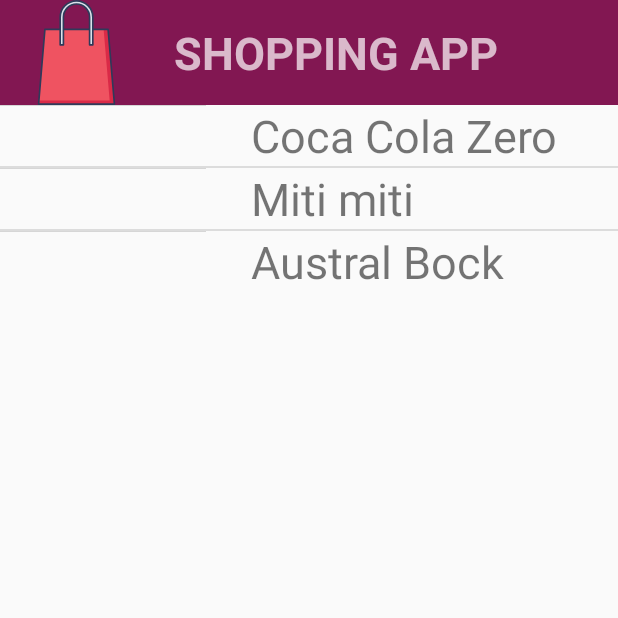
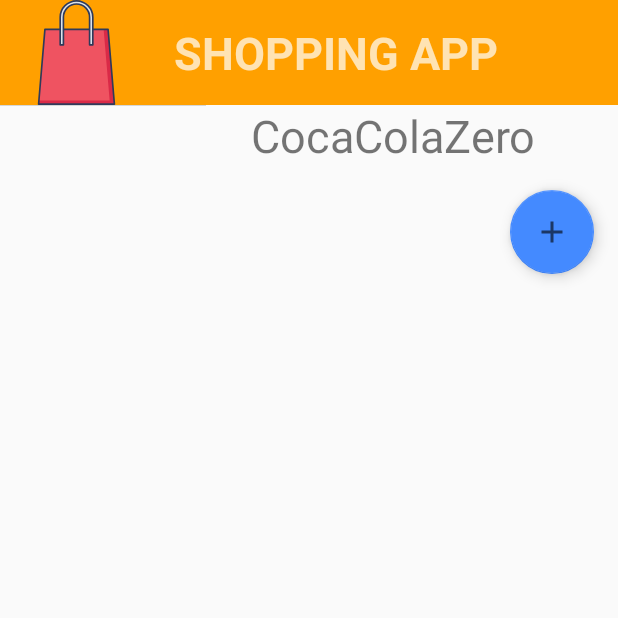
Before and after one commit to gmurgac/carroProd, an Android app: the screen it shows after launch (MainActivity), on a phone screen of 412 x 824 dp, the top half of it. Run offline under Robolectric (Android 15) with nearby library versions, the phone set to English and light mode, and no system bars; our stand-ins replace Picasso; pictures from the network do not load.

Commit message:
Modificaciones
Modificaciones

```diff
--- a/Fuentes/carroProd/app/build.gradle
+++ b/Fuentes/carroProd/app/build.gradle
@@ -27,6 +27,7 @@ dependencies {
     implementation 'androidx.appcompat:appcompat:1.2.0'
     implementation 'androidx.constraintlayout:constraintlayout:2.0.1'
     implementation 'com.squareup.picasso:picasso:2.71828'
+    implementation 'com.google.android.material:material:1.0.0'
     testImplementation 'junit:junit:4.12'
     androidTestImplementation 'androidx.test.ext:junit:1.1.2'
     androidTestImplementation 'androidx.test.espresso:espresso-core:3.3.0'
--- a/Fuentes/carroProd/app/src/main/AndroidManifest.xml
+++ b/Fuentes/carroProd/app/src/main/AndroidManifest.xml
@@ -12,7 +12,8 @@
         android:roundIcon="@mipmap/ic_launcher_round"
         android:supportsRtl="true"
         android:theme="@style/AppTheme">
-        <activity android:name=".ProductoViewActivity"></activity>
+        <activity android:name=".CrearProductoActivity"></activity>
+        <activity android:name=".ProductoViewActivity" />
         <activity android:name=".MainActivity">
             <intent-filter>
                 <action android:name="android.intent.action.MAIN" />
--- a/Fuentes/carroProd/app/src/main/java/cl/inacap/carroprod/MainActivity.java
+++ b/Fuentes/carroProd/app/src/main/java/cl/inacap/carroprod/MainActivity.java
@@ -10,23 +10,26 @@ import android.widget.AdapterView;
 import android.widget.ListView;
 import android.widget.Toast;
 
+import com.google.android.material.floatingactionbutton.FloatingActionButton;
+
 import java.util.List;
 
 import cl.inacap.carroprod.adapters.ProductosListAdapter;
 import cl.inacap.carroprod.dao.ProductosDAO;
 import cl.inacap.carroprod.dao.ProductosDAOLista;
+import cl.inacap.carroprod.dao.ProductosDAOSqLite;
 import cl.inacap.carroprod.dto.Producto;
 
 public class MainActivity extends AppCompatActivity {
     private ListView productosLv;
     private ProductosListAdapter adapter;
     private List<Producto> productos;
-    private ProductosDAO prodDAO = ProductosDAOLista.getInstance();
+    private ProductosDAO prodDAO = new ProductosDAOSqLite(this);
+    private FloatingActionButton agregarBtn;
+
     @Override
-    protected void onCreate(Bundle savedInstanceState) {
-        super.onCreate(savedInstanceState);
-        setContentView(R.layout.activity_main);
-        this.setSupportActionBar((Toolbar) findViewById(R.id.toolbat));
+    protected void onResume(){
+        super.onResume();
         this.productos = this.prodDAO.getAll();
         this.productosLv = findViewById(R.id.productos_lv);
         this.adapter = new ProductosListAdapter(this,R.layout.productos_list,this.productos);
@@ -45,8 +48,23 @@ public class MainActivity extends AppCompatActivity {
                 startActivity(intent);
             }
         });
+    }
 
 
 
+    @Override
+    protected void onCreate(Bundle savedInstanceState) {
+        super.onCreate(savedInstanceState);
+        setContentView(R.layout.activity_main);
+        this.setSupportActionBar((Toolbar) findViewById(R.id.toolbat));
+        this.agregarBtn = findViewById(R.id.boton_crear_fb);
+        this.agregarBtn.setOnClickListener(new View.OnClickListener() {
+            @Override
+            public void onClick(View view) {
+                Intent i = new Intent(MainActivity.this, CrearProductoActivity.class);
+                startActivity(i);
+            }
+        });
+
     }
 }
--- a/Fuentes/carroProd/app/src/main/java/cl/inacap/carroprod/dao/ProductosDAOLista.java
+++ b/Fuentes/carroProd/app/src/main/java/cl/inacap/carroprod/dao/ProductosDAOLista.java
@@ -47,8 +47,8 @@ public class ProductosDAOLista implements ProductosDAO {
         p.setNombre("Galletas museo");
         p.setDescripcion("asdasdasdas");
         p.setPrecio(150);
-        p.setFoto("https://i.pinimg.com/originals/d4/0e/6e/d40e6e9a74a97cfde41024ac9db37115.jpg");
-
+        p.setFoto("https://assets.pokemon.com/assets/cms2/img/pokedex/full/006.png");
+        productos.add(p);
     }
 
     @Override
--- /dev/null
+++ b/Fuentes/carroProd/app/src/main/java/cl/inacap/carroprod/dao/ProductosDAOSqLite.java
@@ -0,0 +1,67 @@
+package cl.inacap.carroprod.dao;
+
+import android.content.Context;
+import android.database.Cursor;
+import android.database.sqlite.SQLiteDatabase;
+
+import java.util.ArrayList;
+import java.util.List;
+
+import cl.inacap.carroprod.dto.Producto;
+import cl.inacap.carroprod.helpers.ProductosDBOpenHelper;
+
+public class ProductosDAOSqLite implements ProductosDAO {
+
+    private ProductosDBOpenHelper db;
+
+    public ProductosDAOSqLite(Context contexto){
+        this.db = new ProductosDBOpenHelper(contexto,
+                "DBProductos",
+                null,
+                1);
+
+    }
+
+    @Override
+    public Producto save(Producto p) {
+        SQLiteDatabase writer = this.db.getWritableDatabase();
+        String sql = String.format("INSERT INTO productos(" +
+                "precio,nombre,foto,descripcion) VALUES ('%d','%s','%s','%s')"
+                ,p.getPrecio(),p.getNombre(),p.getFoto(),p.getDescripcion());
+                writer.execSQL(sql);
+        writer.close();
+        return null;
+    }
+
+    @Override
+    public List<Producto> getAll() {
+
+        SQLiteDatabase reader = this.db.getReadableDatabase();
+        List<Producto> productos = new ArrayList<>();
+        try{
+
+            if(reader != null){
+                Cursor c = reader.rawQuery("SELECT id,precio,nombre,foto" +
+                        ",descripcion FROM productos",null);
+            if(c.moveToFirst()){
+                do{
+                    Producto p = new Producto();
+                    p.setIdProducto(c.getInt(0));
+                    p.setPrecio(c.getInt(1));
+                    p.setNombre(c.getString(2));
+                    p.setFoto(c.getString(3));
+                    p.setDescripcion(c.getString(4));
+                    productos.add(p);
+                }while(c.moveToNext());
+            }
+            reader.close();
+            }
+
+        }catch(Exception ex){
+            productos = null;
+        }
+        return productos;
+
+
+    }
+}
--- a/Fuentes/carroProd/app/src/main/java/cl/inacap/carroprod/dto/Producto.java
+++ b/Fuentes/carroProd/app/src/main/java/cl/inacap/carroprod/dto/Producto.java
@@ -3,6 +3,16 @@ package cl.inacap.carroprod.dto;
 import java.io.Serializable;
 
 public class Producto implements Serializable {
+    private int idProducto;
+
+    public int getIdProducto() {
+        return idProducto;
+    }
+
+    public void setIdProducto(int idProducto) {
+        this.idProducto = idProducto;
+    }
+
     private String nombre;
     private String foto;
     private String descripcion;
--- /dev/null
+++ b/Fuentes/carroProd/app/src/main/java/cl/inacap/carroprod/helpers/ProductosDBOpenHelper.java
@@ -0,0 +1,41 @@
+package cl.inacap.carroprod.helpers;
+
+import android.content.Context;
+import android.database.sqlite.SQLiteDatabase;
+import android.database.sqlite.SQLiteOpenHelper;
+import android.provider.ContactsContract;
+
+import androidx.annotation.Nullable;
+
+public class ProductosDBOpenHelper extends SQLiteOpenHelper {
+    private final String sqlCreate = "CREATE TABLE productos(" +
+            "id INTEGER PRIMARY KEY AUTOINCREMENT NOT NULL," +
+            "precio INTEGER," +
+            "nombre TEXT," +
+            "foto TEXT," +
+            "descripcion TEXT)";
+    public ProductosDBOpenHelper(@Nullable Context context,
+                                 @Nullable String name,
+                                 @Nullable SQLiteDatabase.CursorFactory factory,
+                                 int version) {
+        super(context, name, factory, version);
+    }
+
+    @Override
+    public void onCreate(SQLiteDatabase sqLiteDatabase) {
+        sqLiteDatabase.execSQL(this.sqlCreate);
+        sqLiteDatabase.execSQL(
+                "INSERT into productos(precio,nombre,foto,descripcion)" +
+                        " VALUES(1000"+
+                        ", 'CocaColaZero'"+
+                        ", 'https://jumbo.vteximg.com.br/arquivos/ids/336744/Principal-3936.jpg?v=637237316740900000'"+
+                        ",'Descripcion pulenta')");
+
+    }
+
+    @Override
+    public void onUpgrade(SQLiteDatabase sqLiteDatabase, int i, int i1) {
+        sqLiteDatabase.execSQL("DROP TABLE IF EXISTS productos");
+        sqLiteDatabase.execSQL(sqlCreate);
+    }
+}
--- /dev/null
+++ b/Fuentes/carroProd/app/src/main/res/drawable/ic_baseline_add_24.xml
@@ -0,0 +1,10 @@
+<vector xmlns:android="http://schemas.android.com/apk/res/android"
+    android:width="24dp"
+    android:height="24dp"
+    android:viewportWidth="24"
+    android:viewportHeight="24"
+    android:tint="?attr/colorControlNormal">
+  <path
+      android:fillColor="@android:color/white"
+      android:pathData="M19,13h-6v6h-2v-6H5v-2h6V5h2v6h6v2z"/>
+</vector>
--- a/Fuentes/carroProd/app/src/main/res/layout/activity_main.xml
+++ b/Fuentes/carroProd/app/src/main/res/layout/activity_main.xml
@@ -11,5 +11,15 @@
         android:id="@+id/productos_lv"
         android:layout_width="match_parent"
         android:layout_height="wrap_content"></ListView>
+    <com.google.android.material.floatingactionbutton.FloatingActionButton
+        android:layout_height="wrap_content"
+        android:layout_width="wrap_content"
+        android:layout_gravity="end|bottom"
+        android:layout_margin="@dimen/margen_boton_float"
+        android:background="@color/colorAccent"
+        android:src="@drawable/ic_baseline_add_24"
+        android:id="@+id/boton_crear_fb"
+
+        ></com.google.android.material.floatingactionbutton.FloatingActionButton>
 
 </LinearLayout>
--- a/Fuentes/carroProd/app/src/main/res/values/colors.xml
+++ b/Fuentes/carroProd/app/src/main/res/values/colors.xml
@@ -1,6 +1,12 @@
 <?xml version="1.0" encoding="utf-8"?>
 <resources>
-    <color name="colorPrimary">#de4463</color>
-    <color name="colorPrimaryDark">#821752</color>
-    <color name="colorAccent">#edc988</color>
+    <color name="colorPrimary">#FFCB05</color>
+    <color name="colorPrimaryDark">#FFA000</color>
+    <color name="colorAccent">#448AFF</color>
+    <color name="primary_light">#FFECB3</color>
+    <color name="primary_text">#212121</color>
+    <color name="secondary_text">#757575</color>
+    <color name="icons">#212121</color>
+    <color name="divider">#BDBDBD</color>
+    <color name="red_pokeball">#D9272A</color>
 </resources>
--- a/Fuentes/carroProd/app/src/main/res/values/dimens.xml
+++ b/Fuentes/carroProd/app/src/main/res/values/dimens.xml
@@ -6,4 +6,6 @@
     <dimen name="margin_left_titulo">30dp</dimen>
     <dimen name="nombre_prod">30sp</dimen>
     <dimen name="margin_left_prod">30dp</dimen>
+    <dimen name="margen_boton_float">16dp</dimen>
+    <dimen name="minimo_alto">100dp</dimen>
 </resources>
--- a/Fuentes/carroProd/app/src/main/res/values/strings.xml
+++ b/Fuentes/carroProd/app/src/main/res/values/strings.xml
@@ -1,4 +1,6 @@
 <resources>
     <string name="app_name">carroProd</string>
     <string name="titulo_app">SHOPPING APP</string>
+    <string name="descipcion">Descipcion</string>
+    <string name="precio_prod">Precio</string>
 </resources>
```
Also changed, not shown: Fuentes/carroProd/app/src/main/java/cl/inacap/carroprod/CrearProductoActivity.java (added, +64 -0 lines), Fuentes/carroProd/app/src/main/java/cl/inacap/carroprod/ProductoViewActivity.java (+22 -7 lines), Fuentes/carroProd/app/src/main/res/layout/activity_crear_producto.xml (added, +65 -0 lines), Fuentes/carroProd/app/src/main/res/layout/activity_producto_view.xml (+46 -8 lines).
